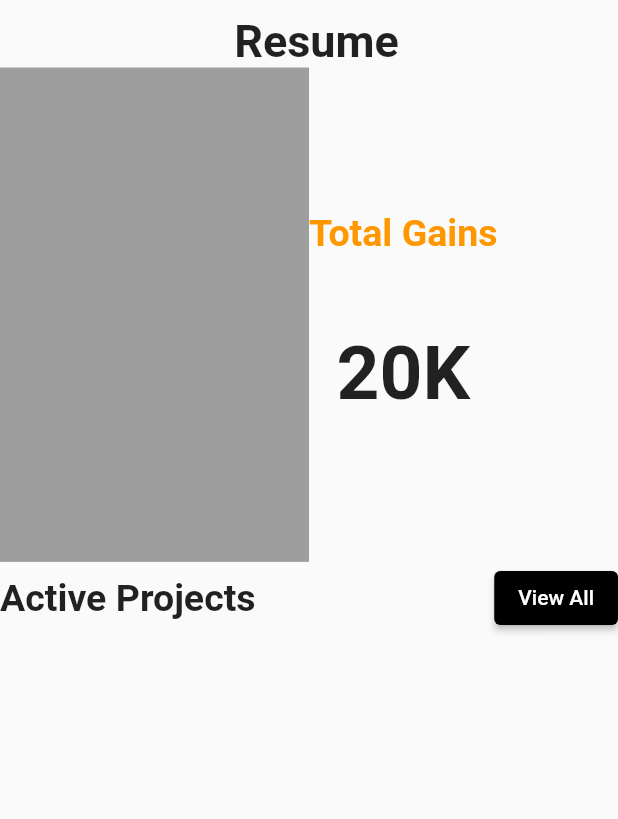
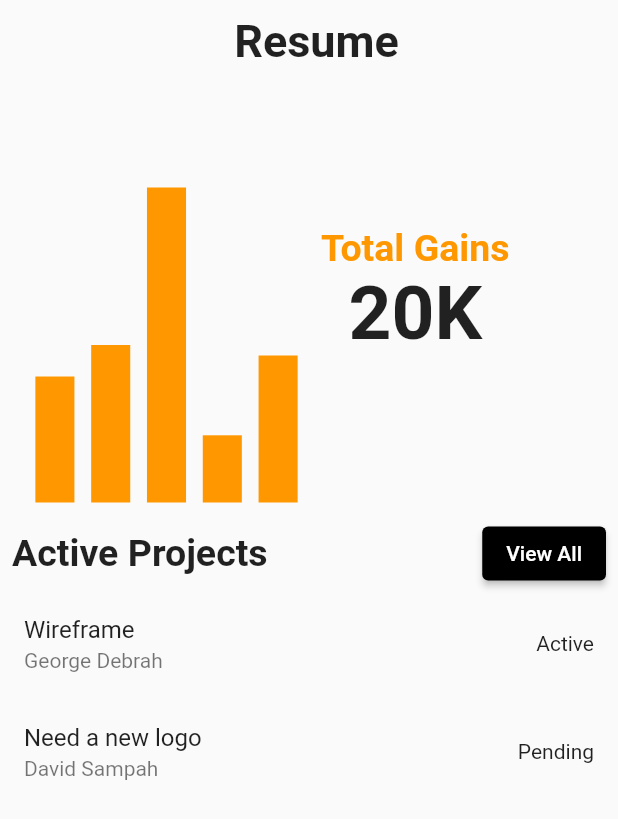
Before and after one commit to StevenAttipoe/workwaves, a Flutter app: the ResumePage screen opened directly, on a phone screen of 412 x 824 dp. Shown: the top 819 px of the screen. Run offline on Flutter 3.47's test engine with Material 2 defaults, Android fonts, the phone set to English and light mode, and no system bars; our stand-ins replace flutter_map, latlong2, splashscreen, syncfusion_flutter_charts.

Commit message:
improved resume ui

```diff
--- /dev/null
+++ b/lib/model/chart_data.dart
@@ -0,0 +1,8 @@
+
+
+class ChartData {
+  ChartData(this.x, this.y);
+
+  final String x;
+  final double y;
+}
--- a/lib/views/home.dart
+++ b/lib/views/home.dart
@@ -1,5 +1,4 @@
 import 'package:flutter/material.dart';
-import 'package:workwaves/views/nav/chat.dart';
 import 'package:workwaves/views/nav/profile.dart';
 import 'package:workwaves/views/nav/resume.dart';
 import 'package:workwaves/views/nav/search.dart';
--- a/lib/views/nav/resume.dart
+++ b/lib/views/nav/resume.dart
@@ -1,8 +1,31 @@
 import 'package:flutter/material.dart';
 import 'package:workwaves/subpages/projects.dart';
+import 'package:syncfusion_flutter_charts/charts.dart';
+import 'package:workwaves/model/chart_data.dart';
 
-class ResumePage extends StatelessWidget {
+class ResumePage extends StatefulWidget {
   const ResumePage({ Key? key }) : super(key: key);
+
+  @override
+  State<ResumePage> createState() => _ResumePageState();
+}
+
+class _ResumePageState extends State<ResumePage> {
+  late List<ChartData> data;
+  late TooltipBehavior _tooltip;
+
+  @override
+  void initState() {
+    data = [
+      ChartData('CHN', 12),
+      ChartData('GER', 15),
+      ChartData('RUS', 30),
+      ChartData('BRZ', 6.4),
+      ChartData('IND', 14)
+    ];
+    _tooltip = TooltipBehavior(enable: true);
+    super.initState();
+  }
 
   @override
   Widget build(BuildContext context) {
@@ -21,13 +44,36 @@ class ResumePage extends StatelessWidget {
                      ),
                  ),
                  Row(children:  [
-                   SizedBox(
+                   Padding(
+                     padding: const EdgeInsets.only(left:8.0),
+                     child: SizedBox(
                        width: MediaQuery.of(context).size.width * .50,
                        child:
-                      Container(
-                        height: MediaQuery.of(context).size.height * .40,
-                        color: Colors.grey,
-                      ),),
+                        SfCartesianChart(
+                          plotAreaBorderWidth: 0,
+                          primaryXAxis: CategoryAxis(
+                            majorGridLines: const MajorGridLines(width: 0),
+                            axisLine: const AxisLine(width: 0),
+                            isVisible: false
+                          ),
+                          primaryYAxis: NumericAxis(
+                            minimum: 0,
+                            maximum: 40,
+                            interval: 10,
+                            majorGridLines: const MajorGridLines(width: 0),
+                            axisLine: const AxisLine(width: 0),
+                            isVisible: false
+                          ),
+                          tooltipBehavior: _tooltip,
+                          series: <ColumnSeries<ChartData, String>>[
+                            ColumnSeries<ChartData, String>(
+                                dataSource: data,
+                                xValueMapper: (ChartData data, _) => data.x,
+                                yValueMapper: (ChartData data, _) => data.y,
+                                color: Colors.orange)
+                          ])
+                  ),
+                   ),
                    Column(
                      children: const [
                         Text(
@@ -37,18 +83,18 @@ class ResumePage extends StatelessWidget {
                            fontWeight: FontWeight.bold,
                            color: Colors.orange
                          ),),
-                         SizedBox(height: 50),
                         Text(
                           "20K",
                           style: TextStyle(
                             fontWeight: FontWeight.bold,
                             fontSize: 50
-
                           ),)
                      ],
                    )
                  ],),
-                Row(
+                Padding(
+                  padding: const EdgeInsets.only(left:8.0,right:8.0),
+                  child: Row(
                     mainAxisAlignment: MainAxisAlignment.spaceBetween,
                     children: [
                     const Text(
@@ -68,7 +114,24 @@ class ResumePage extends StatelessWidget {
                       style: TextStyle(
                         color: Colors.white
                       ),))
-                ],)
+                  ],),
+                ),
+                SingleChildScrollView(
+                  child: Column(
+                    children:  const [
+                        ListTile(
+                          title: Text('Wireframe'),
+                          subtitle: Text('George Debrah'),
+                          trailing:  Text('Active'),
+                        ),
+                        ListTile(
+                          title: Text('Need a new logo'),
+                          subtitle: Text('David Sampah'),
+                          trailing:  Text('Pending'),
+                        ),
+                    ],
+                  ),
+                ),
               ],
             ),
           ),
--- a/pubspec.yaml
+++ b/pubspec.yaml
@@ -36,6 +36,7 @@ dependencies:
   # The following adds the Cupertino Icons font to your application.
   # Use with the CupertinoIcons class for iOS style icons.
   cupertino_icons: ^1.0.2
+  syncfusion_flutter_charts: ^20.1.50
 
 dev_dependencies:
   flutter_test:
```
Also changed, not shown: pubspec.lock. Lines whose indentation alone changed are shown as unchanged.
